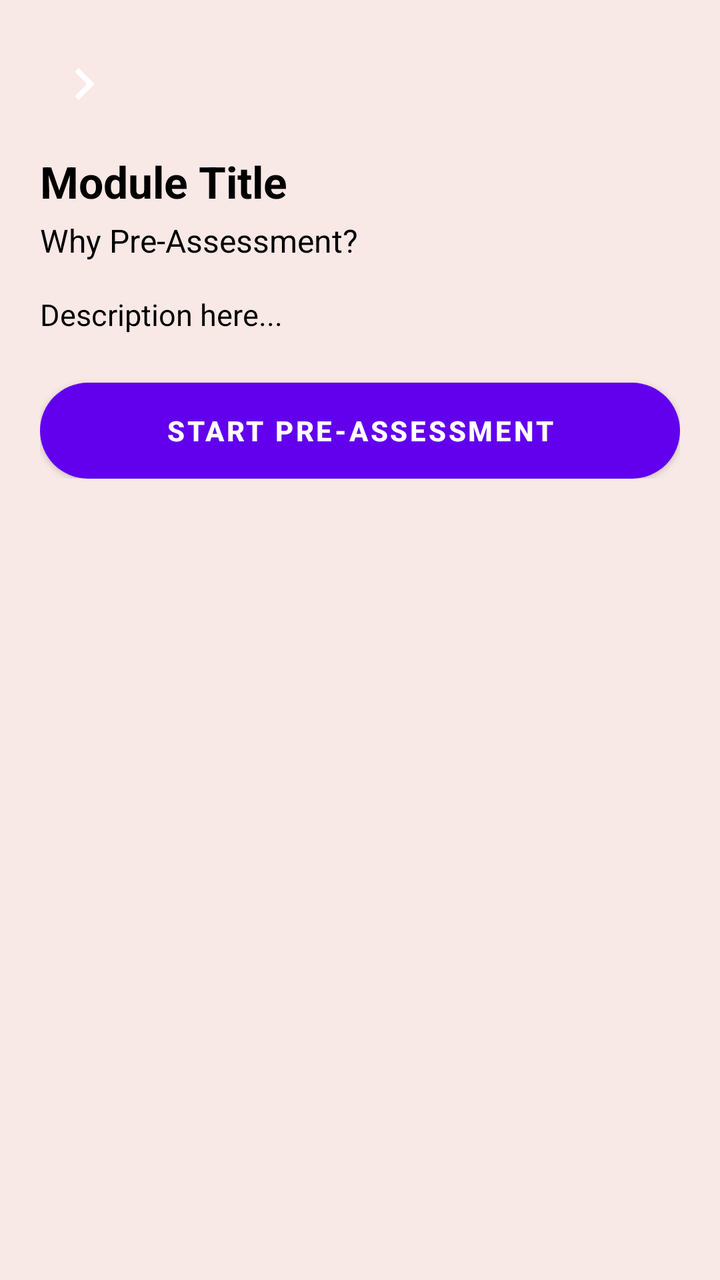
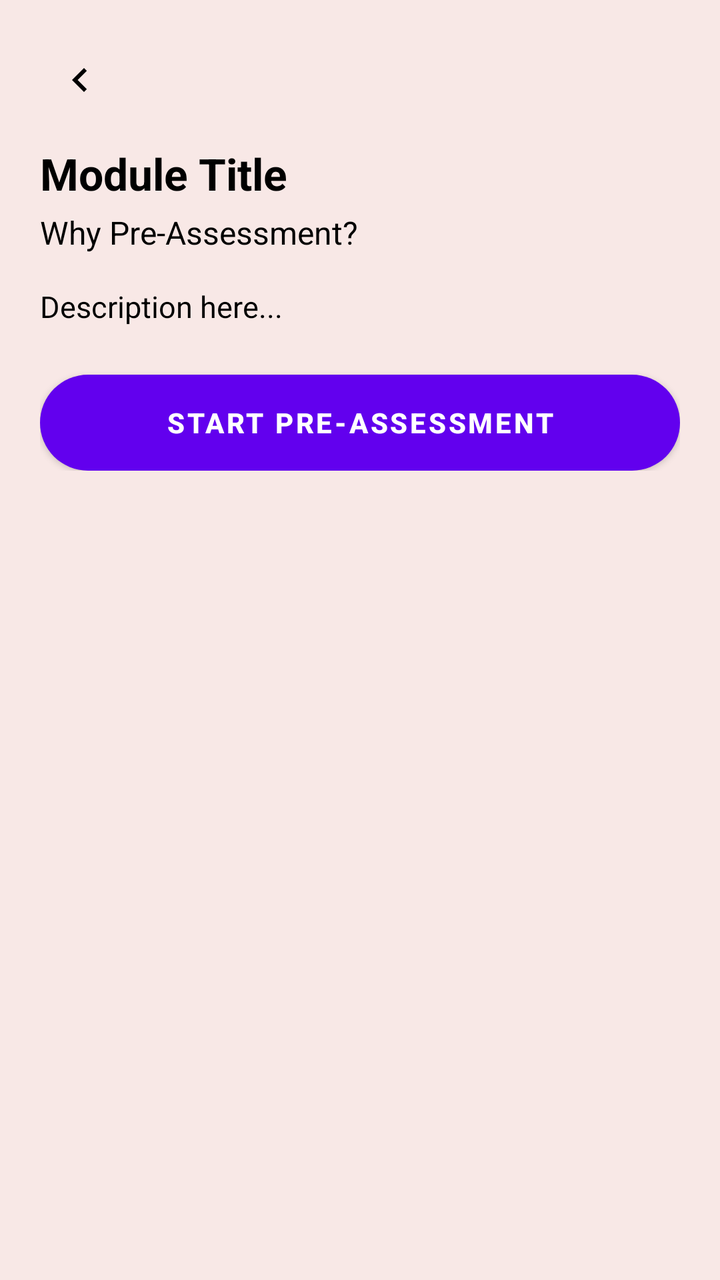

Before-and-after screenshots of an Android layout around one commit, followed by the original layout XML and the change that was made.
<!-- AndroidManifest.xml: application theme Theme.CogniSync -->
<!-- res/layout/activity_module_intro.xml -->
<?xml version="1.0" encoding="utf-8"?>
<ScrollView xmlns:android="http://schemas.android.com/apk/res/android"
    android:layout_width="match_parent"
    android:layout_height="match_parent"
    android:padding="20dp"
    android:background="#F8E8E6"
    android:fitsSystemWindows="true">

    <LinearLayout
        android:orientation="vertical"
        android:layout_width="match_parent"
        android:layout_height="wrap_content">

        
        <ImageButton
            android:id="@+id/backButtonIntro"
            android:layout_width="44dp"
            android:layout_height="44dp"
            android:src="@drawable/ic_arrow_back"
            android:background="@null"
            android:scaleType="centerInside"
            android:contentDescription="Back"/>

        
        <TextView
            android:id="@+id/tvIntroTitle"
            android:layout_width="wrap_content"
            android:layout_height="wrap_content"
            android:text="Module Title"
            android:textColor="#000000"
            android:textStyle="bold"
            android:textSize="22sp"
            android:layout_marginTop="12dp" />

        
        <TextView
            android:id="@+id/tvIntroSubtitle"
            android:layout_width="wrap_content"
            android:layout_height="wrap_content"
            android:text="Why Pre-Assessment?"
            android:textSize="16sp"
            android:textColor="#000000"
            android:layout_marginTop="4dp" />

        
        <TextView
            android:id="@+id/tvIntroDescription"
            android:layout_width="match_parent"
            android:layout_height="wrap_content"
            android:text="Description here..."
            android:textColor="#000000"
            android:textSize="15sp"
            android:lineSpacingExtra="4dp"
            android:layout_marginTop="16dp" />

        
        <Button
            android:id="@+id/btnStartPreAssessment"
            android:layout_width="match_parent"
            android:layout_height="48dp"
            android:text="Start Pre-Assessment"
            android:layout_marginTop="24dp"
            android:textStyle="bold"
            android:background="@drawable/btn_bg" />

        
        <Button
            android:id="@+id/btnContinueToModule"
            android:layout_width="match_parent"
            android:layout_height="48dp"
            android:text="Continue to Module"
            android:layout_marginTop="16dp"
            android:textStyle="bold"
            android:background="@drawable/btn_bg"
            android:visibility="gone" />

    </LinearLayout>

</ScrollView>
<!-- resources referenced by this layout -->
<resources>
  <!-- drawable btn_bg (drawable) -->
  <shape xmlns:android="http://schemas.android.com/apk/res/android"
      android:shape="rectangle">
      <solid android:color="#B9BDBF"/>
      <corners android:radius="35dp"/>
  </shape>
  <!-- drawable ic_arrow_back (drawable) -->
  <vector xmlns:android="http://schemas.android.com/apk/res/android"
      android:width="32dp"
      android:height="32dp"
      android:viewportWidth="32"
      android:viewportHeight="32">
      <path
          android:fillColor="#ffffff"
          android:pathData="M11.45 22.12L17.56 16l-6.1-6.12L13.32 8l8 8-8 8-1.88-1.88Z"/>
  </vector>
  <style name="Theme.CogniSync" parent="Theme.MaterialComponents.DayNight.NoActionBar">
  
  
  
          
          <item name="android:statusBarColor">@android:color/white</item>
          <item name="android:windowLightStatusBar">true</item>
  
      </style>
</resources>

<!-- the commit's change to res/layout/activity_module_intro.xml (unified diff, before → after) -->
@@ -2,21 +2,21 @@
 <ScrollView xmlns:android="http://schemas.android.com/apk/res/android"
     android:layout_width="match_parent"
     android:layout_height="match_parent"
-    android:padding="20dp"
     android:background="#F8E8E6"
     android:fitsSystemWindows="true">
 
     <LinearLayout
         android:orientation="vertical"
         android:layout_width="match_parent"
-        android:layout_height="wrap_content">
+        android:layout_height="wrap_content"
+        android:padding="20dp">
 
         
         <ImageButton
             android:id="@+id/backButtonIntro"
-            android:layout_width="44dp"
-            android:layout_height="44dp"
-            android:src="@drawable/ic_arrow_back"
+            android:layout_width="40dp"
+            android:layout_height="40dp"
+            android:src="@drawable/ic_chevron_left"
             android:background="@null"
             android:scaleType="centerInside"
             android:contentDescription="Back"/>
<!-- resource entries referenced after the edit -->
@@ -6,15 +6,15 @@
       <solid android:color="#B9BDBF"/>
       <corners android:radius="35dp"/>
   </shape>
-  <!-- drawable ic_arrow_back (drawable) -->
+  <!-- drawable ic_chevron_left (drawable) -->
   <vector xmlns:android="http://schemas.android.com/apk/res/android"
-      android:width="32dp"
-      android:height="32dp"
-      android:viewportWidth="32"
-      android:viewportHeight="32">
+      android:width="24dp"
+      android:height="24dp"
+      android:viewportWidth="24"
+      android:viewportHeight="24">
       <path
-          android:fillColor="#ffffff"
-          android:pathData="M11.45 22.12L17.56 16l-6.1-6.12L13.32 8l8 8-8 8-1.88-1.88Z"/>
+          android:fillColor="#000000"
+          android:pathData="M15.41,7.41L14,6l-6,6 6,6 1.41,-1.41L10.83,12z"/>
   </vector>
   <style name="Theme.CogniSync" parent="Theme.MaterialComponents.DayNight.NoActionBar">
   
